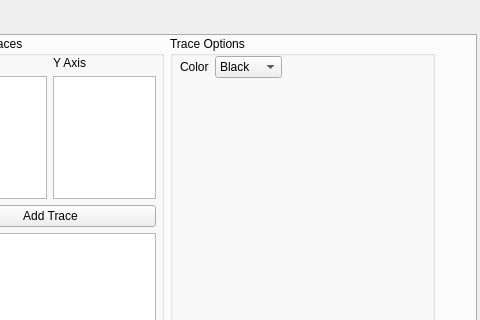
This is ui/Ui_EditFigureDialog.ui in bbreslauer/PySciPlot as Qt 5 draws it before an edit; both pictures show x 454 to 934 and y 0 to 320 of the 934 by 584 pixel window. The edited form follows.
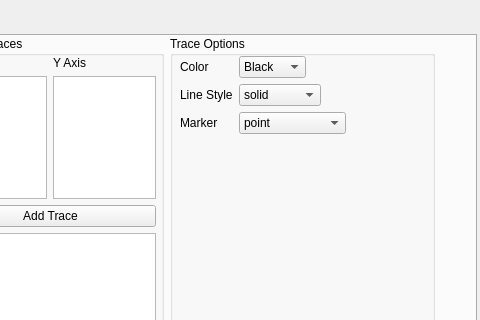
This is the edited form.

```diff
--- a/ui/Ui_EditFigureDialog.ui
+++ b/ui/Ui_EditFigureDialog.ui
@@ -465,6 +465,68 @@
                </item>
               </widget>
              </item>
+             <item row="1" column="0">
+              <widget class="QLabel" name="label_6">
+               <property name="text">
+                <string>Line Style</string>
+               </property>
+              </widget>
+             </item>
+             <item row="1" column="1">
+              <widget class="QComboBox" name="lineStyle">
+               <item>
+                <property name="text">
+                 <string>solid</string>
+                </property>
+               </item>
+               <item>
+                <property name="text">
+                 <string>dashed</string>
+                </property>
+               </item>
+               <item>
+                <property name="text">
+                 <string>dash_dot</string>
+                </property>
+               </item>
+               <item>
+                <property name="text">
+                 <string>dotted</string>
+                </property>
+               </item>
+              </widget>
+             </item>
+             <item row="2" column="0">
+              <widget class="QLabel" name="label_7">
+               <property name="text">
+                <string>Marker</string>
+               </property>
+              </widget>
+             </item>
+             <item row="2" column="1">
+              <widget class="QComboBox" name="pointMarker">
+               <item>
+                <property name="text">
+                 <string>point</string>
+                </property>
+               </item>
+               <item>
+                <property name="text">
+                 <string>pixel</string>
+                </property>
+               </item>
+               <item>
+                <property name="text">
+                 <string>circle</string>
+                </property>
+               </item>
+               <item>
+                <property name="text">
+                 <string>triangle_down</string>
+                </property>
+               </item>
+              </widget>
+             </item>
             </layout>
            </widget>
           </widget>
```
Left out of the diff: 2 changed lines with no effect on the pictures.
